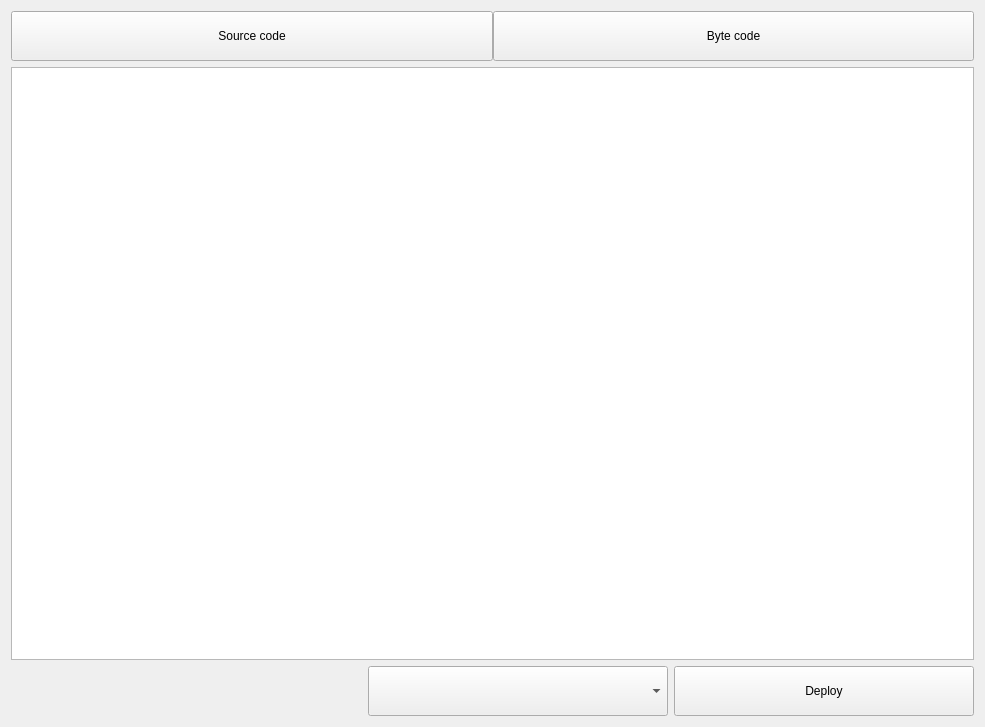
Qt form src/qt/forms/createcontract.ui (qtumproject/qtum-enterprise) before a commit.
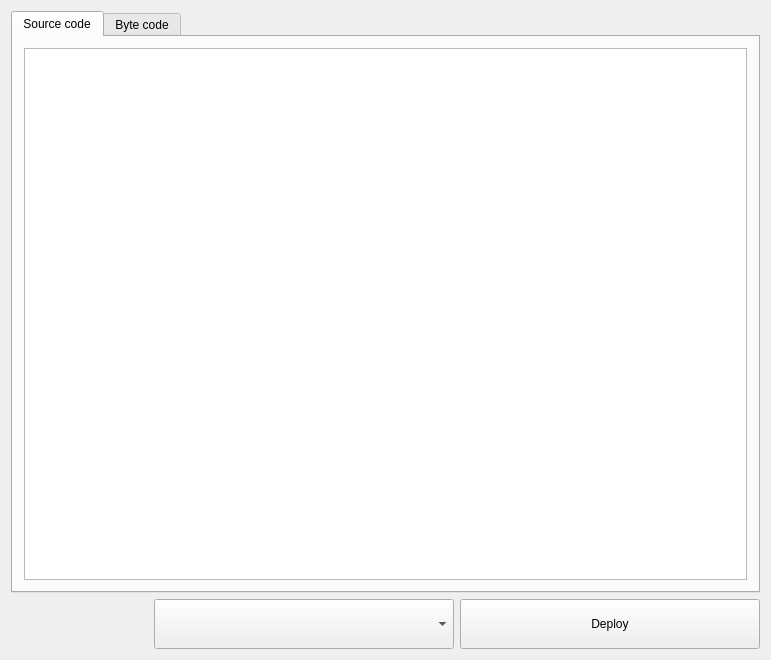
The same form after that commit.

Commit message: Changed createcontract widget. Changed class AnalyzerERC20. Create class ParserAbi.

Diff of the .ui file:
```diff
--- a/src/qt/forms/createcontract.ui
+++ b/src/qt/forms/createcontract.ui
@@ -6,74 +6,53 @@
    <rect>
     <x>0</x>
     <y>0</y>
-    <width>985</width>
-    <height>727</height>
+    <width>771</width>
+    <height>660</height>
    </rect>
   </property>
   <property name="windowTitle">
    <string>Widget</string>
   </property>
-  <layout class="QHBoxLayout" name="horizontalLayout_4">
-   <item>
-    <layout class="QVBoxLayout" name="verticalLayout_2">
-     <item>
-      <layout class="QHBoxLayout" name="horizontalLayout_2">
-       <item>
         <layout class="QVBoxLayout" name="verticalLayout">
          <item>
           <layout class="QHBoxLayout" name="horizontalLayout">
-           <property name="spacing">
+     <item>
+      <widget class="QTabWidget" name="tabWidget">
+       <property name="minimumSize">
+        <size>
+         <width>600</width>
+         <height>400</height>
+        </size>
+       </property>
+       <property name="currentIndex">
             <number>0</number>
            </property>
-           <item>
-            <widget class="QPushButton" name="pushButtonSourceCode">
-             <property name="minimumSize">
-              <size>
-               <width>300</width>
-               <height>50</height>
-              </size>
-             </property>
-             <property name="text">
+       <widget class="QWidget" name="pushButtonSourceCode">
+        <attribute name="title">
               <string>Source code</string>
-             </property>
-            </widget>
-           </item>
-           <item>
-            <widget class="QPushButton" name="pushButtonByteCode">
-             <property name="minimumSize">
-              <size>
-               <width>300</width>
-               <height>50</height>
-              </size>
-             </property>
-             <property name="text">
+        </attribute>
+        <layout class="QGridLayout" name="gridLayout">
+         <item row="0" column="0">
+          <widget class="QTextEdit" name="textEditCode"/>
+         </item>
+        </layout>
+       </widget>
+       <widget class="QWidget" name="pushButtonByteCode">
+        <attribute name="title">
               <string>Byte code</string>
-             </property>
-            </widget>
-           </item>
-          </layout>
-         </item>
-         <item>
-          <widget class="QTextEdit" name="textEditCode">
-           <property name="minimumSize">
-            <size>
-             <width>0</width>
-             <height>400</height>
-            </size>
-           </property>
-           <property name="font">
-            <font>
-             <pointsize>16</pointsize>
-            </font>
-           </property>
-          </widget>
+        </attribute>
+        <layout class="QGridLayout" name="gridLayout_2">
+         <item row="0" column="0">
+          <widget class="QTextEdit" name="textEditByteCode"/>
+         </item>
+        </layout>
+       </widget>
+      </widget>
          </item>
         </layout>
        </item>
-      </layout>
-     </item>
      <item>
-      <layout class="QHBoxLayout" name="horizontalLayout_3">
+    <layout class="QHBoxLayout" name="horizontalLayout_2">
        <item>
         <spacer name="horizontalSpacer">
          <property name="orientation">
@@ -109,8 +88,6 @@
           <string>Deploy</string>
          </property>
         </widget>
-       </item>
-      </layout>
      </item>
     </layout>
    </item>
```
Left out of the diff: 2 changed lines with no effect on the pictures. Lines whose indentation alone changed are shown as unchanged. The commit also changes 4 other files.
